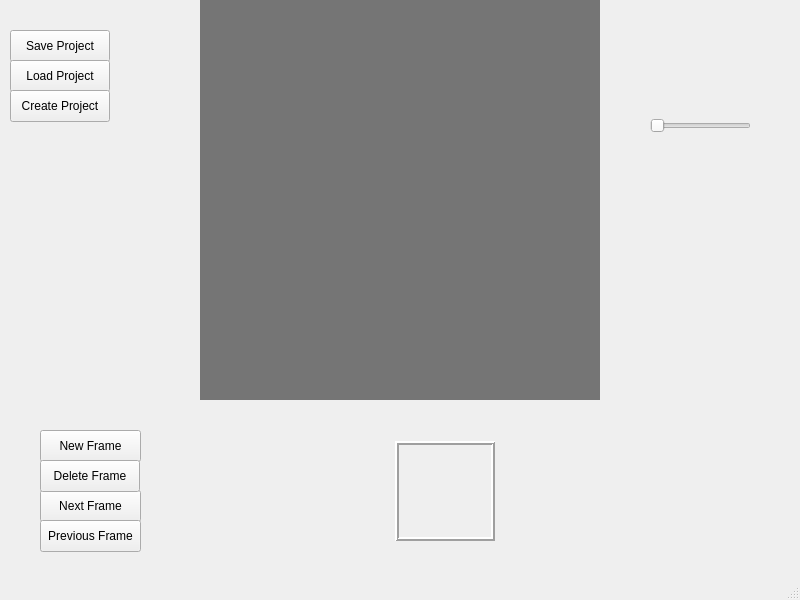
First picture: the form in Foorge/mainwindow.ui, repository NCChacki/CS3505-Software2-SpriteEditor, before the edit.
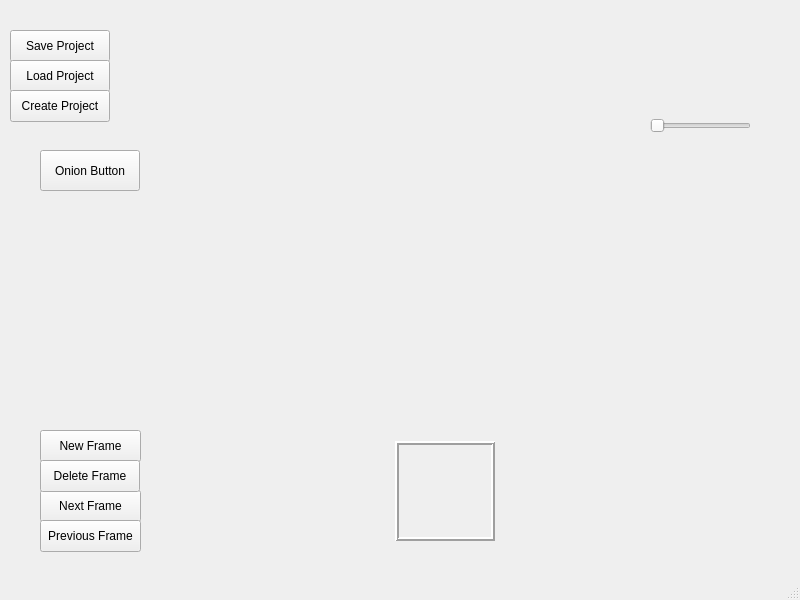
Second picture: the form after the edit. Custom widgets are drawn as their Qt base class.

Commit message: Copied Jai's onion skin implementation

```diff
--- a/Foorge/mainwindow.ui
+++ b/Foorge/mainwindow.ui
@@ -151,7 +151,7 @@
       <string/>
      </property>
      <property name="autoFillBackground">
-      <bool>true</bool>
+      <bool>false</bool>
      </property>
      <property name="text">
       <string/>
@@ -160,6 +160,81 @@
       <bool>true</bool>
      </property>
     </widget>
+    <widget class="QLabel" name="transparentLabel">
+     <property name="geometry">
+      <rect>
+       <x>0</x>
+       <y>0</y>
+       <width>400</width>
+       <height>400</height>
+      </rect>
+     </property>
+     <property name="text">
+      <string/>
+     </property>
+    </widget>
+    <widget class="QLabel" name="onionLabel">
+     <property name="geometry">
+      <rect>
+       <x>0</x>
+       <y>0</y>
+       <width>400</width>
+       <height>400</height>
+      </rect>
+     </property>
+     <property name="palette">
+      <palette>
+       <active>
+        <colorrole role="Window">
+         <brush brushstyle="SolidPattern">
+          <color alpha="0">
+           <red>117</red>
+           <green>117</green>
+           <blue>117</blue>
+          </color>
+         </brush>
+        </colorrole>
+       </active>
+       <inactive>
+        <colorrole role="Window">
+         <brush brushstyle="SolidPattern">
+          <color alpha="0">
+           <red>117</red>
+           <green>117</green>
+           <blue>117</blue>
+          </color>
+         </brush>
+        </colorrole>
+       </inactive>
+       <disabled>
+        <colorrole role="Base">
+         <brush brushstyle="SolidPattern">
+          <color alpha="0">
+           <red>117</red>
+           <green>117</green>
+           <blue>117</blue>
+          </color>
+         </brush>
+        </colorrole>
+        <colorrole role="Window">
+         <brush brushstyle="SolidPattern">
+          <color alpha="0">
+           <red>117</red>
+           <green>117</green>
+           <blue>117</blue>
+          </color>
+         </brush>
+        </colorrole>
+       </disabled>
+      </palette>
+     </property>
+     <property name="autoFillBackground">
+      <bool>false</bool>
+     </property>
+     <property name="text">
+      <string/>
+     </property>
+    </widget>
    </widget>
    <widget class="QPushButton" name="saveProjectButton">
     <property name="geometry">
@@ -440,6 +515,19 @@
      <string>Delete Frame</string>
     </property>
    </widget>
+   <widget class="QPushButton" name="onionButton">
+    <property name="geometry">
+     <rect>
+      <x>40</x>
+      <y>150</y>
+      <width>100</width>
+      <height>41</height>
+     </rect>
+    </property>
+    <property name="text">
+     <string>Onion Button</string>
+    </property>
+   </widget>
   </widget>
   <widget class="QMenuBar" name="menubar">
    <property name="geometry">
```
The commit also changes 14 other files.
